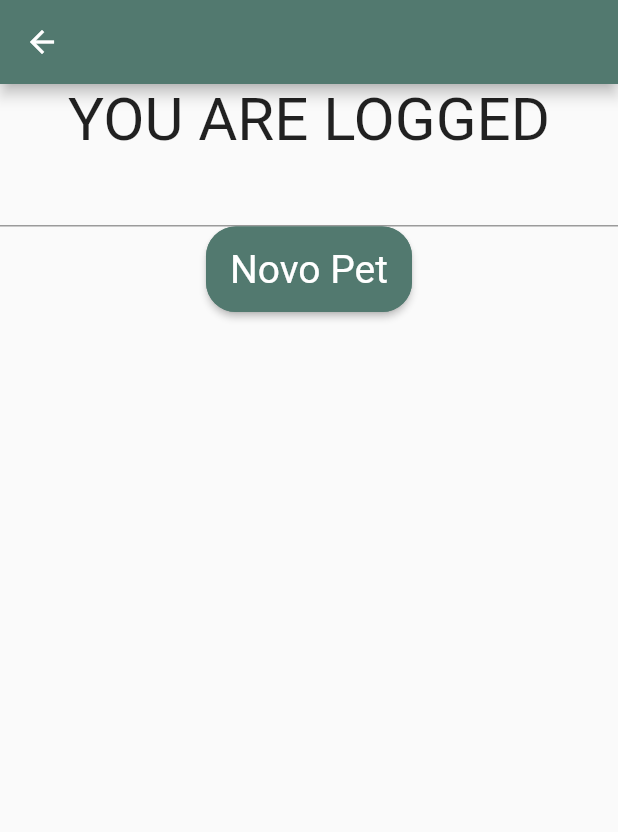
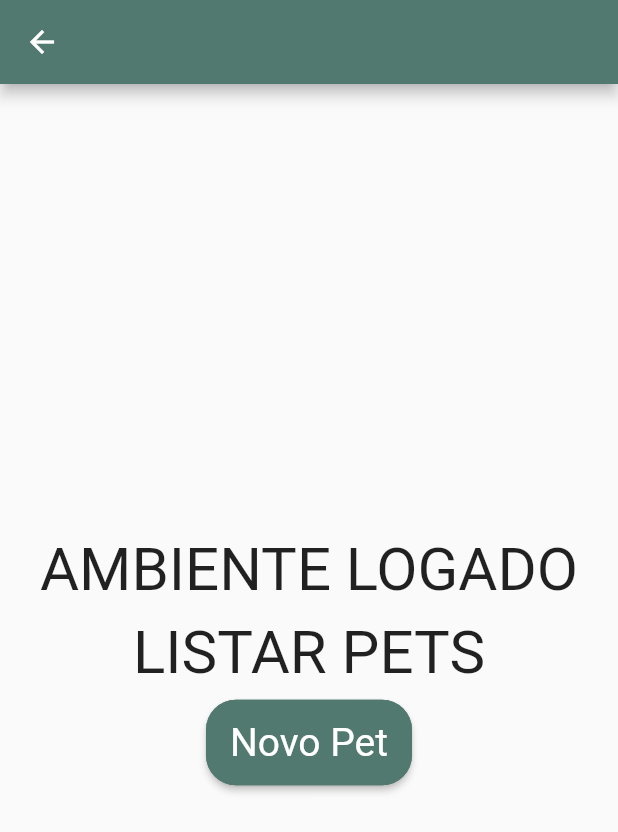
Before and after one commit to higmarques/Casa-Pet, a Flutter app: the DashboardPage screen opened by its route, on a phone screen of 412 x 824 dp. Shown: the top 832 px of the screen. Run offline on Flutter 3.47's test engine with Material 2 defaults, Android fonts, the phone set to English and light mode, and no system bars; our stand-ins replace connectivity_plus, dio, equatable, flutter_bloc, flutter_svg, formz and 1 more; missing offline and left inert: crypt.

```diff
--- a/flutter/lib/app.dart
+++ b/flutter/lib/app.dart
@@ -27,7 +27,7 @@ class _AppViewState extends State<AppView> {
       debugShowCheckedModeBanner: true,
       theme: BaseThemes.mainTheme,
       onGenerateRoute: router.onGenerateRoute,
-      initialRoute: Routes.newPet,
+      initialRoute: Routes.login,
     );
   }
 }
--- a/flutter/lib/features/dashboard/pages/dashboard_page.dart
+++ b/flutter/lib/features/dashboard/pages/dashboard_page.dart
@@ -17,15 +17,21 @@ class DashboardPage extends StatelessWidget {
       ),
       body: Center(
         child: Column(
+          crossAxisAlignment: CrossAxisAlignment.center,
+          mainAxisAlignment: MainAxisAlignment.center,
           children: [
             const Text(
-              "YOU ARE LOGGED",
+              "AMBIENTE LOGADO",
+              textAlign: TextAlign.center,
               style: TextStyle(fontSize: 40),
             ),
-            const TextField(
-              maxLines: null,
-              keyboardType: TextInputType.multiline,
+            const SizedBox.square(dimension: 8.0),
+            const Text(
+              "LISTAR PETS",
+              textAlign: TextAlign.center,
+              style: TextStyle(fontSize: 40),
             ),
+            const SizedBox.square(dimension: 8.0),
             ElevatedButton(
               onPressed: () => _routeToNewPet(context),
               child: const Text("Novo Pet"),
@@ -37,6 +43,6 @@ class DashboardPage extends StatelessWidget {
   }
 
   void _routeToNewPet(BuildContext context) {
-    Navigator.of(context).pushNamed(Routes.dashboard);
+    Navigator.of(context).pushNamed(Routes.newPet);
   }
 }
--- a/flutter/lib/utils/routes.dart
+++ b/flutter/lib/utils/routes.dart
@@ -2,5 +2,5 @@ class Routes {
   static const login = '/';
   static const register = '/register';
   static const dashboard = '/dashboard';
-  static const newPet = '/new_pet';
+  static const newPet = '/dashboard/new_pet';
 }
```
Also changed, not shown: flutter/lib/features/new_pet/bloc/new_pet_bloc.dart (+5 -2 lines), flutter/lib/features/new_pet/pages/new_pet_page.dart (+13 -2 lines).
